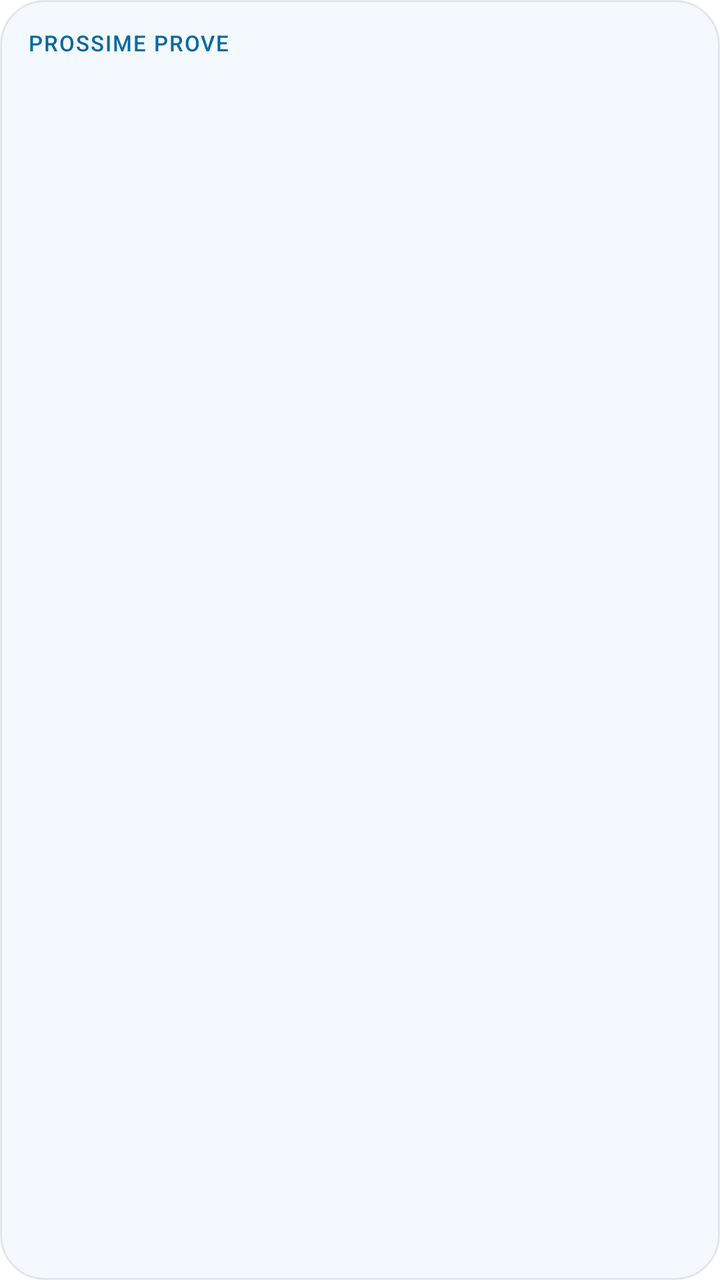
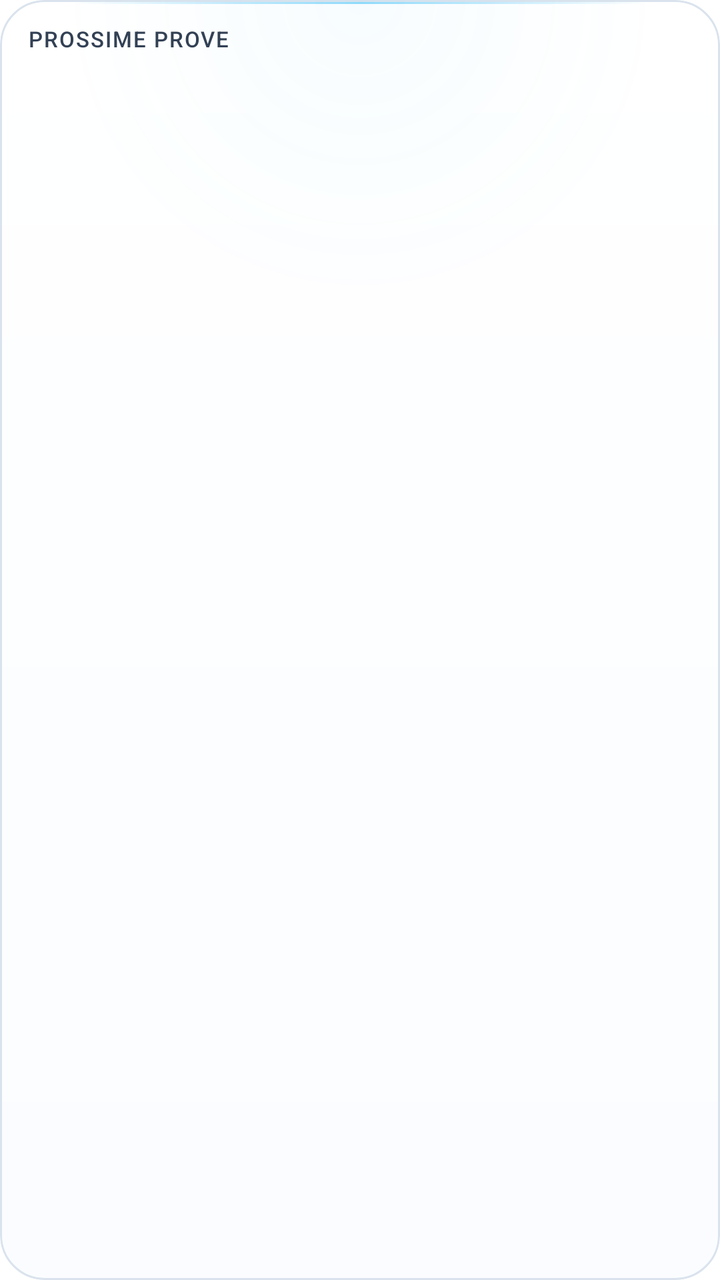

Before-and-after screenshots of an Android layout around one commit, followed by the original layout XML and the change that was made.
<!-- AndroidManifest.xml: fallback theme Theme.MaterialComponents.DayNight.NoActionBar -->
<!-- res/layout/widget_prossime_prove.xml -->
<?xml version="1.0" encoding="utf-8"?>
<LinearLayout xmlns:android="http://schemas.android.com/apk/res/android"
    android:id="@+id/widget_root"
    android:layout_width="match_parent"
    android:layout_height="match_parent"
    android:background="@drawable/widget_background"
    android:orientation="vertical"
    android:padding="14dp">

    <TextView
        android:id="@+id/widget_title"
        android:layout_width="match_parent"
        android:layout_height="wrap_content"
        android:fontFamily="sans-serif-medium"
        android:letterSpacing="0.06"
        android:maxLines="1"
        android:text="@string/widget_prossime_prove_nome"
        android:textAllCaps="true"
        android:textColor="@color/widget_accent"
        android:textSize="11sp" />

    <LinearLayout
        android:id="@+id/exam_row_1"
        android:layout_width="match_parent"
        android:layout_height="wrap_content"
        android:layout_marginTop="6dp"
        android:gravity="center_vertical"
        android:orientation="horizontal"
        android:visibility="gone">

        <LinearLayout
            android:layout_width="0dp"
            android:layout_height="wrap_content"
            android:layout_weight="1"
            android:orientation="vertical">

            <TextView
                android:id="@+id/exam_title_1"
                android:layout_width="match_parent"
                android:layout_height="wrap_content"
                android:ellipsize="end"
                android:fontFamily="sans-serif-medium"
                android:maxLines="1"
                android:textColor="@color/widget_text"
                android:textSize="14sp" />

            <TextView
                android:id="@+id/exam_when_1"
                android:layout_width="match_parent"
                android:layout_height="wrap_content"
                android:ellipsize="end"
                android:maxLines="1"
                android:textColor="@color/widget_text_muted"
                android:textSize="12sp" />
        </LinearLayout>

        <TextView
            android:id="@+id/exam_days_1"
            android:layout_width="wrap_content"
            android:layout_height="wrap_content"
            android:layout_marginStart="8dp"
            android:background="@drawable/widget_badge"
            android:fontFamily="sans-serif-medium"
            android:maxLines="1"
            android:paddingStart="8dp"
            android:paddingTop="3dp"
            android:paddingEnd="8dp"
            android:paddingBottom="3dp"
            android:textColor="@color/widget_accent"
            android:textSize="12sp" />
    </LinearLayout>

    <LinearLayout
        android:id="@+id/exam_row_2"
        android:layout_width="match_parent"
        android:layout_height="wrap_content"
        android:layout_marginTop="6dp"
        android:gravity="center_vertical"
        android:orientation="horizontal"
        android:visibility="gone">

        <LinearLayout
            android:layout_width="0dp"
            android:layout_height="wrap_content"
            android:layout_weight="1"
            android:orientation="vertical">

            <TextView
                android:id="@+id/exam_title_2"
                android:layout_width="match_parent"
                android:layout_height="wrap_content"
                android:ellipsize="end"
                android:fontFamily="sans-serif-medium"
                android:maxLines="1"
                android:textColor="@color/widget_text"
                android:textSize="14sp" />

            <TextView
                android:id="@+id/exam_when_2"
                android:layout_width="match_parent"
                android:layout_height="wrap_content"
                android:ellipsize="end"
                android:maxLines="1"
                android:textColor="@color/widget_text_muted"
                android:textSize="12sp" />
        </LinearLayout>

        <TextView
            android:id="@+id/exam_days_2"
            android:layout_width="wrap_content"
            android:layout_height="wrap_content"
            android:layout_marginStart="8dp"
            android:background="@drawable/widget_badge"
            android:fontFamily="sans-serif-medium"
            android:maxLines="1"
            android:paddingStart="8dp"
            android:paddingTop="3dp"
            android:paddingEnd="8dp"
            android:paddingBottom="3dp"
            android:textColor="@color/widget_accent"
            android:textSize="12sp" />
    </LinearLayout>

    <LinearLayout
        android:id="@+id/exam_row_3"
        android:layout_width="match_parent"
        android:layout_height="wrap_content"
        android:layout_marginTop="6dp"
        android:gravity="center_vertical"
        android:orientation="horizontal"
        android:visibility="gone">

        <LinearLayout
            android:layout_width="0dp"
            android:layout_height="wrap_content"
            android:layout_weight="1"
            android:orientation="vertical">

            <TextView
                android:id="@+id/exam_title_3"
                android:layout_width="match_parent"
                android:layout_height="wrap_content"
                android:ellipsize="end"
                android:fontFamily="sans-serif-medium"
                android:maxLines="1"
                android:textColor="@color/widget_text"
                android:textSize="14sp" />

            <TextView
                android:id="@+id/exam_when_3"
                android:layout_width="match_parent"
                android:layout_height="wrap_content"
                android:ellipsize="end"
                android:maxLines="1"
                android:textColor="@color/widget_text_muted"
                android:textSize="12sp" />
        </LinearLayout>

        <TextView
            android:id="@+id/exam_days_3"
            android:layout_width="wrap_content"
            android:layout_height="wrap_content"
            android:layout_marginStart="8dp"
            android:background="@drawable/widget_badge"
            android:fontFamily="sans-serif-medium"
            android:maxLines="1"
            android:paddingStart="8dp"
            android:paddingTop="3dp"
            android:paddingEnd="8dp"
            android:paddingBottom="3dp"
            android:textColor="@color/widget_accent"
            android:textSize="12sp" />
    </LinearLayout>

    <TextView
        android:id="@+id/exam_empty"
        android:layout_width="match_parent"
        android:layout_height="wrap_content"
        android:layout_marginTop="8dp"
        android:text="@string/widget_prossime_prove_vuoto"
        android:textColor="@color/widget_text_muted"
        android:textSize="13sp"
        android:visibility="gone" />
</LinearLayout>
<!-- resources referenced by this layout -->
<resources>
  <color name="widget_text">#FF0B1726</color>
  <color name="widget_text_muted">#FF5B708A</color>
  <!-- drawable widget_background (drawable) -->
  <?xml version="1.0" encoding="utf-8"?>
  <shape xmlns:android="http://schemas.android.com/apk/res/android"
      android:shape="rectangle">
      <solid android:color="@color/widget_background" />
      <stroke android:width="1dp" android:color="@color/widget_border" />
      <corners android:radius="22dp" />
  </shape>
  <!-- drawable widget_badge (drawable) -->
  <?xml version="1.0" encoding="utf-8"?>
  <shape xmlns:android="http://schemas.android.com/apk/res/android"
      android:shape="rectangle">
      <solid android:color="@color/widget_badge" />
      <corners android:radius="10dp" />
  </shape>
  <color name="widget_background">#F2F4F9FF</color>
  <color name="widget_border">#1A0F2A4D</color>
  <color name="widget_badge">#1F0369A1</color>
  <!-- unchanged entries left out for length: 3 -->
</resources>

<!-- the commit's change to res/layout/widget_prossime_prove.xml (unified diff, before → after) -->
@@ -1,31 +1,62 @@
 <?xml version="1.0" encoding="utf-8"?>
 <LinearLayout xmlns:android="http://schemas.android.com/apk/res/android"
-    android:id="@+id/widget_root"
+    android:id="@android:id/background"
     android:layout_width="match_parent"
     android:layout_height="match_parent"
     android:background="@drawable/widget_background"
+    android:clipToOutline="true"
     android:orientation="vertical"
-    android:padding="14dp">
-
-    <TextView
-        android:id="@+id/widget_title"
-        android:layout_width="match_parent"
-        android:layout_height="wrap_content"
-        android:fontFamily="sans-serif-medium"
-        android:letterSpacing="0.06"
-        android:maxLines="1"
-        android:text="@string/widget_prossime_prove_nome"
-        android:textAllCaps="true"
-        android:textColor="@color/widget_accent"
-        android:textSize="11sp" />
+    android:paddingStart="14dp"
+    android:paddingTop="12dp"
+    android:paddingEnd="14dp"
+    android:paddingBottom="12dp">
+
+    <LinearLayout
+        android:id="@+id/exam_header"
+        android:layout_width="match_parent"
+        android:layout_height="wrap_content"
+        android:gravity="center_vertical"
+        android:orientation="horizontal"
+        android:paddingBottom="2dp">
+
+        <TextView
+            android:id="@+id/widget_title"
+            android:layout_width="0dp"
+            android:layout_height="wrap_content"
+            android:layout_weight="1"
+            android:ellipsize="end"
+            android:fontFamily="sans-serif-medium"
+            android:letterSpacing="0.06"
+            android:maxLines="1"
+            android:text="@string/widget_prossime_prove_nome"
+            android:textAllCaps="true"
+            android:textColor="@color/widget_text_secondary"
+            android:textSize="11sp" />
+
+        <TextView
+            android:id="@+id/exam_more"
+            android:layout_width="wrap_content"
+            android:layout_height="wrap_content"
+            android:layout_marginStart="8dp"
+            android:fontFamily="sans-serif-medium"
+            android:maxLines="1"
+            android:textColor="@color/widget_text_muted"
+            android:textSize="11sp"
+            android:visibility="gone" />
+    </LinearLayout>
 
     <LinearLayout
         android:id="@+id/exam_row_1"
         android:layout_width="match_parent"
         android:layout_height="wrap_content"
-        android:layout_marginTop="6dp"
-        android:gravity="center_vertical"
-        android:orientation="horizontal"
+        android:layout_marginTop="5dp"
+        android:background="@drawable/widget_inner"
+        android:gravity="center_vertical"
+        android:orientation="horizontal"
+        android:paddingStart="10dp"
+        android:paddingTop="7dp"
+        android:paddingEnd="8dp"
+        android:paddingBottom="7dp"
         android:visibility="gone">
 
         <LinearLayout
@@ -60,23 +91,50 @@
             android:layout_height="wrap_content"
             android:layout_marginStart="8dp"
             android:background="@drawable/widget_badge"
-            android:fontFamily="sans-serif-medium"
-            android:maxLines="1"
-            android:paddingStart="8dp"
-            android:paddingTop="3dp"
-            android:paddingEnd="8dp"
-            android:paddingBottom="3dp"
+            android:drawableStart="@drawable/ic_widget_schedule"
+            android:drawablePadding="4dp"
+            android:fontFamily="sans-serif-medium"
+            android:gravity="center_vertical"
+            android:maxLines="1"
+            android:paddingStart="7dp"
+            android:paddingTop="2dp"
+            android:paddingEnd="8dp"
+            android:paddingBottom="2dp"
             android:textColor="@color/widget_accent"
-            android:textSize="12sp" />
+            android:textSize="11sp" />
+
+        <TextView
+            android:id="@+id/exam_urgent_1"
+            android:layout_width="wrap_content"
+            android:layout_height="wrap_content"
+            android:layout_marginStart="8dp"
+            android:background="@drawable/widget_badge_urgent"
+            android:drawableStart="@drawable/ic_widget_schedule_urgent"
+            android:drawablePadding="4dp"
+            android:fontFamily="sans-serif-medium"
+            android:gravity="center_vertical"
+            android:maxLines="1"
+            android:paddingStart="7dp"
+            android:paddingTop="2dp"
+            android:paddingEnd="8dp"
+            android:paddingBottom="2dp"
+            android:textColor="@color/widget_urgent"
+            android:textSize="11sp"
+            android:visibility="gone" />
     </LinearLayout>
 
     <LinearLayout
         android:id="@+id/exam_row_2"
         android:layout_width="match_parent"
         android:layout_height="wrap_content"
-        android:layout_marginTop="6dp"
-        android:gravity="center_vertical"
-        android:orientation="horizontal"
+        android:layout_marginTop="5dp"
+        android:background="@drawable/widget_inner"
+        android:gravity="center_vertical"
+        android:orientation="horizontal"
+        android:paddingStart="10dp"
+        android:paddingTop="7dp"
+        android:paddingEnd="8dp"
+        android:paddingBottom="7dp"
         android:visibility="gone">
 
         <LinearLayout
@@ -111,23 +169,50 @@
             android:layout_height="wrap_content"
             android:layout_marginStart="8dp"
             android:background="@drawable/widget_badge"
-            android:fontFamily="sans-serif-medium"
-            android:maxLines="1"
-            android:paddingStart="8dp"
-            android:paddingTop="3dp"
-            android:paddingEnd="8dp"
-            android:paddingBottom="3dp"
+            android:drawableStart="@drawable/ic_widget_schedule"
+            android:drawablePadding="4dp"
+            android:fontFamily="sans-serif-medium"
+            android:gravity="center_vertical"
+            android:maxLines="1"
+            android:paddingStart="7dp"
+            android:paddingTop="2dp"
+            android:paddingEnd="8dp"
+            android:paddingBottom="2dp"
             android:textColor="@color/widget_accent"
-            android:textSize="12sp" />
+            android:textSize="11sp" />
+
+        <TextView
+            android:id="@+id/exam_urgent_2"
+            android:layout_width="wrap_content"
+            android:layout_height="wrap_content"
+            android:layout_marginStart="8dp"
+            android:background="@drawable/widget_badge_urgent"
+            android:drawableStart="@drawable/ic_widget_schedule_urgent"
+            android:drawablePadding="4dp"
+            android:fontFamily="sans-serif-medium"
+            android:gravity="center_vertical"
+            android:maxLines="1"
+            android:paddingStart="7dp"
+            android:paddingTop="2dp"
+            android:paddingEnd="8dp"
+            android:paddingBottom="2dp"
+            android:textColor="@color/widget_urgent"
+            android:textSize="11sp"
+            android:visibility="gone" />
     </LinearLayout>
 
     <LinearLayout
         android:id="@+id/exam_row_3"
         android:layout_width="match_parent"
         android:layout_height="wrap_content"
-        android:layout_marginTop="6dp"
-        android:gravity="center_vertical"
-        android:orientation="horizontal"
+        android:layout_marginTop="5dp"
+        android:background="@drawable/widget_inner"
+        android:gravity="center_vertical"
+        android:orientation="horizontal"
+        android:paddingStart="10dp"
+        android:paddingTop="7dp"
+        android:paddingEnd="8dp"
+        android:paddingBottom="7dp"
         android:visibility="gone">
 
         <LinearLayout
@@ -162,14 +247,270 @@
             android:layout_height="wrap_content"
             android:layout_marginStart="8dp"
             android:background="@drawable/widget_badge"
-            android:fontFamily="sans-serif-medium"
-            android:maxLines="1"
-            android:paddingStart="8dp"
-            android:paddingTop="3dp"
-            android:paddingEnd="8dp"
-            android:paddingBottom="3dp"
+            android:drawableStart="@drawable/ic_widget_schedule"
+            android:drawablePadding="4dp"
+            android:fontFamily="sans-serif-medium"
+            android:gravity="center_vertical"
+            android:maxLines="1"
+            android:paddingStart="7dp"
+            android:paddingTop="2dp"
+            android:paddingEnd="8dp"
+            android:paddingBottom="2dp"
             android:textColor="@color/widget_accent"
-            android:textSize="12sp" />
+            android:textSize="11sp" />
+
+        <TextView
+            android:id="@+id/exam_urgent_3"
+            android:layout_width="wrap_content"
+            android:layout_height="wrap_content"
+            android:layout_marginStart="8dp"
+            android:background="@drawable/widget_badge_urgent"
+            android:drawableStart="@drawable/ic_widget_schedule_urgent"
+            android:drawablePadding="4dp"
+            android:fontFamily="sans-serif-medium"
+            android:gravity="center_vertical"
+            android:maxLines="1"
+            android:paddingStart="7dp"
+            android:paddingTop="2dp"
+            android:paddingEnd="8dp"
+            android:paddingBottom="2dp"
+            android:textColor="@color/widget_urgent"
+            android:textSize="11sp"
+            android:visibility="gone" />
+    </LinearLayout>
+
+    <LinearLayout
+        android:id="@+id/exam_row_4"
+        android:layout_width="match_parent"
+        android:layout_height="wrap_content"
+        android:layout_marginTop="5dp"
+        android:background="@drawable/widget_inner"
+        android:gravity="center_vertical"
+        android:orientation="horizontal"
+        android:paddingStart="10dp"
+        android:paddingTop="7dp"
+        android:paddingEnd="8dp"
+        android:paddingBottom="7dp"
+        android:visibility="gone">
+
+        <LinearLayout
+            android:layout_width="0dp"
+            android:layout_height="wrap_content"
+            android:layout_weight="1"
+            android:orientation="vertical">
+
+            <TextView
+                android:id="@+id/exam_title_4"
+                android:layout_width="match_parent"
+                android:layout_height="wrap_content"
+                android:ellipsize="end"
+                android:fontFamily="sans-serif-medium"
+                android:maxLines="1"
+                android:textColor="@color/widget_text"
+                android:textSize="14sp" />
+
+            <TextView
+                android:id="@+id/exam_when_4"
+                android:layout_width="match_parent"
+                android:layout_height="wrap_content"
+                android:ellipsize="end"
+                android:maxLines="1"
+                android:textColor="@color/widget_text_muted"
+                android:textSize="12sp" />
+        </LinearLayout>
+
+        <TextView
+            android:id="@+id/exam_days_4"
+            android:layout_width="wrap_content"
+            android:layout_height="wrap_content"
+            android:layout_marginStart="8dp"
+            android:background="@drawable/widget_badge"
+            android:drawableStart="@drawable/ic_widget_schedule"
+            android:drawablePadding="4dp"
+            android:fontFamily="sans-serif-medium"
+            android:gravity="center_vertical"
+            android:maxLines="1"
+            android:paddingStart="7dp"
+            android:paddingTop="2dp"
+            android:paddingEnd="8dp"
+            android:paddingBottom="2dp"
+            android:textColor="@color/widget_accent"
+            android:textSize="11sp" />
+
+        <TextView
+            android:id="@+id/exam_urgent_4"
+            android:layout_width="wrap_content"
+            android:layout_height="wrap_content"
+            android:layout_marginStart="8dp"
+            android:background="@drawable/widget_badge_urgent"
+            android:drawableStart="@drawable/ic_widget_schedule_urgent"
+            android:drawablePadding="4dp"
+            android:fontFamily="sans-serif-medium"
+            android:gravity="center_vertical"
+            android:maxLines="1"
+            android:paddingStart="7dp"
+            android:paddingTop="2dp"
+            android:paddingEnd="8dp"
+            android:paddingBottom="2dp"
+            android:textColor="@color/widget_urgent"
+            android:textSize="11sp"
+            android:visibility="gone" />
+    </LinearLayout>
+
+    <LinearLayout
+        android:id="@+id/exam_row_5"
+        android:layout_width="match_parent"
+        android:layout_height="wrap_content"
+        android:layout_marginTop="5dp"
+        android:background="@drawable/widget_inner"
+        android:gravity="center_vertical"
+        android:orientation="horizontal"
+        android:paddingStart="10dp"
+        android:paddingTop="7dp"
+        android:paddingEnd="8dp"
+        android:paddingBottom="7dp"
+        android:visibility="gone">
+
+        <LinearLayout
+            android:layout_width="0dp"
+            android:layout_height="wrap_content"
+            android:layout_weight="1"
+            android:orientation="vertical">
+
+            <TextView
+                android:id="@+id/exam_title_5"
+                android:layout_width="match_parent"
+                android:layout_height="wrap_content"
+                android:ellipsize="end"
+                android:fontFamily="sans-serif-medium"
+                android:maxLines="1"
+                android:textColor="@color/widget_text"
+                android:textSize="14sp" />
+
+            <TextView
+                android:id="@+id/exam_when_5"
+                android:layout_width="match_parent"
+                android:layout_height="wrap_content"
+                android:ellipsize="end"
+                android:maxLines="1"
+                android:textColor="@color/widget_text_muted"
+                android:textSize="12sp" />
+        </LinearLayout>
+
+        <TextView
+            android:id="@+id/exam_days_5"
+            android:layout_width="wrap_content"
+            android:layout_height="wrap_content"
+            android:layout_marginStart="8dp"
+            android:background="@drawable/widget_badge"
+            android:drawableStart="@drawable/ic_widget_schedule"
+            android:drawablePadding="4dp"
+            android:fontFamily="sans-serif-medium"
+            android:gravity="center_vertical"
+            android:maxLines="1"
+            android:paddingStart="7dp"
+            android:paddingTop="2dp"
+            android:paddingEnd="8dp"
+            android:paddingBottom="2dp"
+            android:textColor="@color/widget_accent"
+            android:textSize="11sp" />
+
+        <TextView
+            android:id="@+id/exam_urgent_5"
+            android:layout_width="wrap_content"
+            android:layout_height="wrap_content"
+            android:layout_marginStart="8dp"
+            android:background="@drawable/widget_badge_urgent"
+            android:drawableStart="@drawable/ic_widget_schedule_urgent"
+            android:drawablePadding="4dp"
+            android:fontFamily="sans-serif-medium"
+            android:gravity="center_vertical"
+            android:maxLines="1"
+            android:paddingStart="7dp"
+            android:paddingTop="2dp"
+            android:paddingEnd="8dp"
+            android:paddingBottom="2dp"
+            android:textColor="@color/widget_urgent"
+            android:textSize="11sp"
+            android:visibility="gone" />
+    </LinearLayout>
+
+    <LinearLayout
+        android:id="@+id/exam_row_6"
+        android:layout_width="match_parent"
+        android:layout_height="wrap_content"
+        android:layout_marginTop="5dp"
+        android:background="@drawable/widget_inner"
+        android:gravity="center_vertical"
+        android:orientation="horizontal"
+        android:paddingStart="10dp"
+        android:paddingTop="7dp"
+        android:paddingEnd="8dp"
+        android:paddingBottom="7dp"
+        android:visibility="gone">
+
+        <LinearLayout
+            android:layout_width="0dp"
+            android:layout_height="wrap_content"
+            android:layout_weight="1"
+            android:orientation="vertical">
+
+            <TextView
+                android:id="@+id/exam_title_6"
+                android:layout_width="match_parent"
+                android:layout_height="wrap_content"
+                android:ellipsize="end"
+                android:fontFamily="sans-serif-medium"
+                android:maxLines="1"
+                android:textColor="@color/widget_text"
+                android:textSize="14sp" />
+
+            <TextView
+                android:id="@+id/exam_when_6"
+                android:layout_width="match_parent"
+                android:layout_height="wrap_content"
+                android:ellipsize="end"
+                android:maxLines="1"
+                android:textColor="@color/widget_text_muted"
+                android:textSize="12sp" />
+        </LinearLayout>
+
+        <TextView
+            android:id="@+id/exam_days_6"
+            android:layout_width="wrap_content"
+            android:layout_height="wrap_content"
+            android:layout_marginStart="8dp"
+            android:background="@drawable/widget_badge"
+            android:drawableStart="@drawable/ic_widget_schedule"
+            android:drawablePadding="4dp"
+            android:fontFamily="sans-serif-medium"
+            android:gravity="center_vertical"
+            android:maxLines="1"
+            android:paddingStart="7dp"
+            android:paddingTop="2dp"
+            android:paddingEnd="8dp"
+            android:paddingBottom="2dp"
+            android:textColor="@color/widget_accent"
+            android:textSize="11sp" />
+
+        <TextView
+            android:id="@+id/exam_urgent_6"
+            android:layout_width="wrap_content"
+            android:layout_height="wrap_content"
+            android:layout_marginStart="8dp"
+            android:background="@drawable/widget_badge_urgent"
+            android:drawableStart="@drawable/ic_widget_schedule_urgent"
+            android:drawablePadding="4dp"
+            android:fontFamily="sans-serif-medium"
+            android:gravity="center_vertical"
+            android:maxLines="1"
+            android:paddingStart="7dp"
+            android:paddingTop="2dp"
+            android:paddingEnd="8dp"
+            android:paddingBottom="2dp"
+            android:textColor="@color/widget_urgent"
+            android:textSize="11sp"
+            android:visibility="gone" />
     </LinearLayout>
 
     <TextView
<!-- resource entries referenced after the edit -->
@@ -1,25 +1,118 @@
 <!-- resources referenced by this layout -->
 <resources>
-  <color name="widget_text">#FF0B1726</color>
-  <color name="widget_text_muted">#FF5B708A</color>
+  <color name="widget_text">#FF0F172A</color>
+  <color name="widget_text_muted">#FF52627A</color>
+  <color name="widget_text_secondary">#FF334155</color>
+  <color name="widget_urgent">#FFB91C1C</color>
+  <!-- drawable ic_widget_schedule (drawable) -->
+  <?xml version="1.0" encoding="utf-8"?>
+  <vector xmlns:android="http://schemas.android.com/apk/res/android"
+      android:width="13dp"
+      android:height="13dp"
+      android:viewportWidth="24"
+      android:viewportHeight="24">
+      <path
+          android:fillColor="@color/widget_accent"
+          android:pathData="M11.99,2C6.47,2 2,6.48 2,12s4.47,10 9.99,10C17.52,22 22,17.52 22,12S17.52,2 11.99,2zM12,20c-4.42,0 -8,-3.58 -8,-8s3.58,-8 8,-8 8,3.58 8,8 -3.58,8 -8,8zM12.5,7H11v6l5.25,3.15 0.75,-1.23 -4.5,-2.67z" />
+  </vector>
+  <!-- drawable ic_widget_schedule_urgent (drawable) -->
+  <?xml version="1.0" encoding="utf-8"?>
+  <vector xmlns:android="http://schemas.android.com/apk/res/android"
+      android:width="13dp"
+      android:height="13dp"
+      android:viewportWidth="24"
+      android:viewportHeight="24">
+      <path
+          android:fillColor="@color/widget_urgent"
+          android:pathData="M11.99,2C6.47,2 2,6.48 2,12s4.47,10 9.99,10C17.52,22 22,17.52 22,12S17.52,2 11.99,2zM12,20c-4.42,0 -8,-3.58 -8,-8s3.58,-8 8,-8 8,3.58 8,8 -3.58,8 -8,8zM12.5,7H11v6l5.25,3.15 0.75,-1.23 -4.5,-2.67z" />
+  </vector>
   <!-- drawable widget_background (drawable) -->
   <?xml version="1.0" encoding="utf-8"?>
-  <shape xmlns:android="http://schemas.android.com/apk/res/android"
-      android:shape="rectangle">
-      <solid android:color="@color/widget_background" />
-      <stroke android:width="1dp" android:color="@color/widget_border" />
-      <corners android:radius="22dp" />
-  </shape>
+  <layer-list xmlns:android="http://schemas.android.com/apk/res/android">
+      <item>
+          <shape android:shape="rectangle">
+              <gradient
+                  android:angle="270"
+                  android:centerColor="@color/widget_bg_mid"
+                  android:centerY="0.34"
+                  android:endColor="@color/widget_bg_bottom"
+                  android:startColor="@color/widget_bg_top" />
+              <stroke
+                  android:width="1dp"
+                  android:color="@color/widget_border" />
+              <corners android:radius="22dp" />
+          </shape>
+      </item>
+      <item>
+          <shape android:shape="rectangle">
+              <gradient
+                  android:centerX="0.5"
+                  android:centerY="0"
+                  android:endColor="@color/widget_spot_end"
+                  android:gradientRadius="150dp"
+                  android:startColor="@color/widget_spot"
+                  android:type="radial" />
+              <corners android:radius="22dp" />
+          </shape>
+      </item>
+      <item
+          android:height="1dp"
+          android:gravity="top|fill_horizontal"
+          android:left="36dp"
+          android:right="36dp"
+          android:top="1dp">
+          <shape android:shape="rectangle">
+              <gradient
+                  android:angle="0"
+                  android:centerColor="@color/widget_light_line"
+                  android:endColor="#00FFFFFF"
+                  android:startColor="#00FFFFFF" />
+          </shape>
+      </item>
+  </layer-list>
   <!-- drawable widget_badge (drawable) -->
   <?xml version="1.0" encoding="utf-8"?>
   <shape xmlns:android="http://schemas.android.com/apk/res/android"
       android:shape="rectangle">
-      <solid android:color="@color/widget_badge" />
-      <corners android:radius="10dp" />
+      <solid android:color="@color/widget_chip" />
+      <stroke
+          android:width="1dp"
+          android:color="@color/widget_chip_border" />
+      <corners android:radius="12dp" />
   </shape>
-  <color name="widget_background">#F2F4F9FF</color>
-  <color name="widget_border">#1A0F2A4D</color>
-  <color name="widget_badge">#1F0369A1</color>
+  <!-- drawable widget_badge_urgent (drawable) -->
+  <?xml version="1.0" encoding="utf-8"?>
+  <shape xmlns:android="http://schemas.android.com/apk/res/android"
+      android:shape="rectangle">
+      <solid android:color="@color/widget_chip_urgent" />
+      <stroke
+          android:width="1dp"
+          android:color="@color/widget_chip_urgent_border" />
+      <corners android:radius="12dp" />
+  </shape>
+  <!-- drawable widget_inner (drawable) -->
+  <?xml version="1.0" encoding="utf-8"?>
+  <shape xmlns:android="http://schemas.android.com/apk/res/android"
+      android:shape="rectangle">
+      <solid android:color="@color/widget_inner" />
+      <stroke
+          android:width="1dp"
+          android:color="@color/widget_inner_border" />
+      <corners android:radius="16dp" />
+  </shape>
+  <color name="widget_bg_mid">#F7FDFEFF</color>
+  <color name="widget_bg_bottom">#F7FAFCFF</color>
+  <color name="widget_bg_top">#F7FFFFFF</color>
+  <color name="widget_border">#FFDAE3ED</color>
+  <color name="widget_spot_end">#0038BDF8</color>
+  <color name="widget_spot">#0A38BDF8</color>
+  <color name="widget_light_line">#8C38BDF8</color>
+  <color name="widget_chip">#1F0369A1</color>
+  <color name="widget_chip_border">#800369A1</color>
+  <color name="widget_chip_urgent">#1FB91C1C</color>
+  <color name="widget_chip_urgent_border">#80B91C1C</color>
+  <color name="widget_inner">#0D0369A1</color>
+  <color name="widget_inner_border">#240369A1</color>
   <!-- unchanged entries left out for length: 3 -->
 </resources>
 
